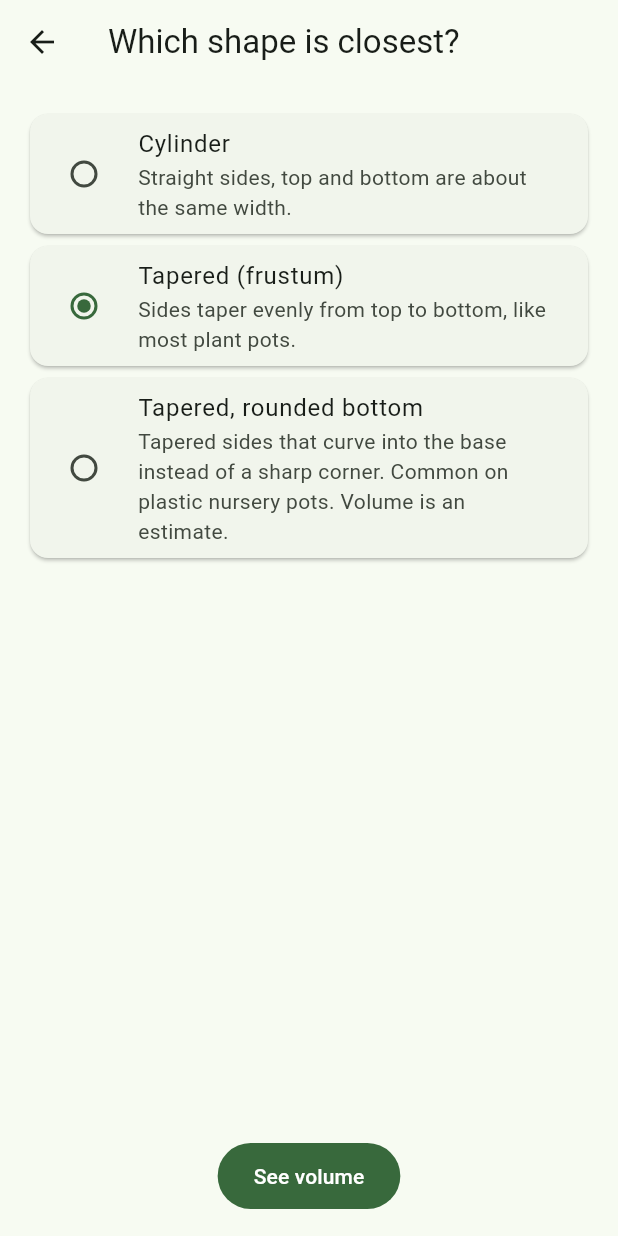
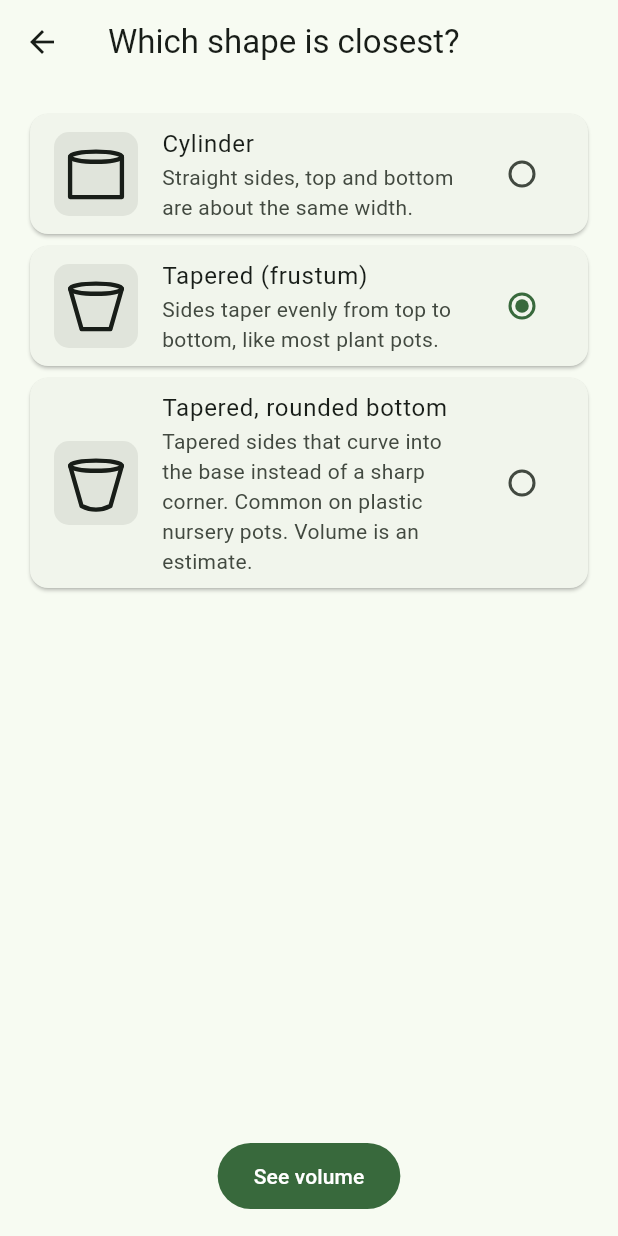
Before and after one commit to windcloak/plant-pot-measurer, a Flutter app: the ShapeSelectScreen screen opened directly with empty values, on a phone screen of 412 x 824 dp. Run offline on Flutter 3.47's test engine with Material 3 defaults, Android fonts, the phone set to English and light mode, and no system bars; our stand-ins replace image_picker, shared_preferences; accounts and stored records are empty.

Commit message:
Added icons by the shape
Added icons by the shapes (cylinder, tapered frustum, tapered rounded bottom)

```diff
--- a/plant_pot_measurer/lib/screens/shape_select_screen.dart
+++ b/plant_pot_measurer/lib/screens/shape_select_screen.dart
@@ -2,6 +2,7 @@ import 'package:flutter/material.dart';
 
 import '../models/measurement_session.dart';
 import '../models/pot_shape.dart';
+import '../widgets/pot_shape_icon.dart';
 import 'results_screen.dart';
 
 class ShapeSelectScreen extends StatefulWidget {
@@ -31,6 +32,19 @@ class _ShapeSelectScreenState extends State<ShapeSelectScreen> {
                     child: RadioListTile<PotShape>(
                       value: shape,
                       groupValue: _shape,
+                      controlAffinity: ListTileControlAffinity.trailing,
+                      secondary: Container(
+                        width: 56,
+                        height: 56,
+                        padding: const EdgeInsets.all(4),
+                        decoration: BoxDecoration(
+                          color: Theme.of(
+                            context,
+                          ).colorScheme.surfaceContainerHighest,
+                          borderRadius: BorderRadius.circular(10),
+                        ),
+                        child: PotShapeIcon(shape: shape, size: 48),
+                      ),
                       title: Text(shape.label),
                       subtitle: Text(shape.description),
                       onChanged: (value) {
--- /dev/null
+++ b/plant_pot_measurer/lib/widgets/pot_shape_icon.dart
@@ -0,0 +1,85 @@
+import 'package:flutter/material.dart';
+
+import '../models/pot_shape.dart';
+
+/// A tiny line-art side-view diagram of a pot shape (open rim ellipse at
+/// top, tapered or straight sides, flat or rounded base), used to help
+/// the user pick the closest match on the shape-selection screen.
+class PotShapeIcon extends StatelessWidget {
+  final PotShape shape;
+  final double size;
+  final Color? color;
+
+  const PotShapeIcon({super.key, required this.shape, this.size = 48, this.color});
+
+  @override
+  Widget build(BuildContext context) {
+    final resolvedColor = color ?? Theme.of(context).colorScheme.onSurface;
+    return CustomPaint(
+      size: Size(size, size),
+      painter: _PotShapePainter(shape: shape, color: resolvedColor),
+    );
+  }
+}
+
+class _PotShapePainter extends CustomPainter {
+  final PotShape shape;
+  final Color color;
+
+  _PotShapePainter({required this.shape, required this.color});
+
+  @override
+  void paint(Canvas canvas, Size size) {
+    final strokePaint = Paint()
+      ..color = color
+      ..style = PaintingStyle.stroke
+      ..strokeWidth = size.width * 0.06
+      ..strokeCap = StrokeCap.round
+      ..strokeJoin = StrokeJoin.round;
+
+    final w = size.width;
+    final h = size.height;
+    final centerX = w / 2;
+    final topY = h * 0.26;
+    final bottomY = h * 0.82;
+
+    final rimHalfWidth = w * 0.36;
+    final baseHalfWidth = shape == PotShape.cylinder ? rimHalfWidth : w * 0.20;
+
+    // Open rim, drawn as an ellipse viewed slightly from above.
+    final rimRect = Rect.fromCenter(
+      center: Offset(centerX, topY),
+      width: rimHalfWidth * 2,
+      height: h * 0.14,
+    );
+    canvas.drawOval(rimRect, strokePaint);
+
+    final topLeft = Offset(centerX - rimHalfWidth, topY);
+    final topRight = Offset(centerX + rimHalfWidth, topY);
+    final bottomLeft = Offset(centerX - baseHalfWidth, bottomY);
+    final bottomRight = Offset(centerX + baseHalfWidth, bottomY);
+
+    final sidesPath = Path()..moveTo(topLeft.dx, topLeft.dy);
+    sidesPath.lineTo(bottomLeft.dx, bottomLeft.dy);
+
+    if (shape == PotShape.taperedRoundedBottom) {
+      // A gentle curve between the base corners instead of a flat base,
+      // to suggest a rounded bottom edge.
+      sidesPath.quadraticBezierTo(
+        centerX,
+        bottomY + h * 0.10,
+        bottomRight.dx,
+        bottomRight.dy,
+      );
+    } else {
+      sidesPath.lineTo(bottomRight.dx, bottomRight.dy);
+    }
+    sidesPath.lineTo(topRight.dx, topRight.dy);
+
+    canvas.drawPath(sidesPath, strokePaint);
+  }
+
+  @override
+  bool shouldRepaint(covariant _PotShapePainter oldDelegate) =>
+      oldDelegate.shape != shape || oldDelegate.color != color;
+}
```
